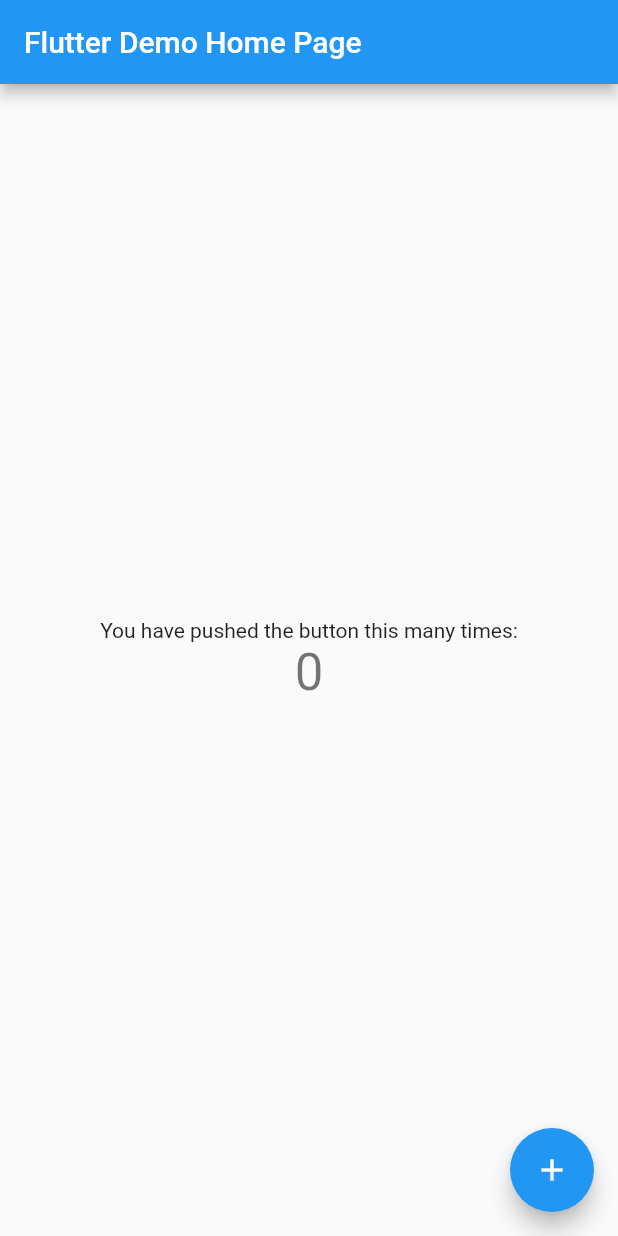
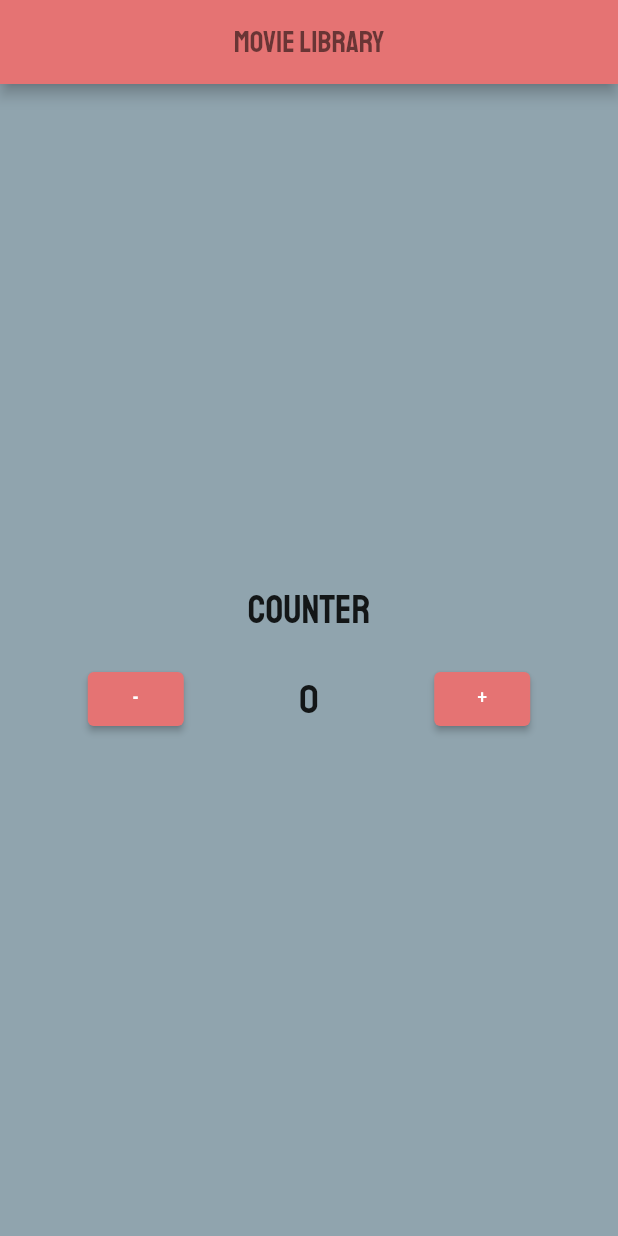
Before and after one commit to DeveshMhatre/learning-flutter, a Flutter app: the screen it shows after launch, on a phone screen of 412 x 824 dp. Run offline on Flutter 3.47's test engine with Material 2 defaults, Android fonts, the phone set to English and light mode, and no system bars.

Commit message:
Create a Counter widget
- Configure the app to use custom fonts
- Add AppBar

```diff
--- a/lib/main.dart
+++ b/lib/main.dart
@@ -1,113 +1,24 @@
 import 'package:flutter/material.dart';
 
-void main() {
-  runApp(MyApp());
-}
+import 'ui/Counter.dart';
+
+void main() => runApp(MyApp());
 
 class MyApp extends StatelessWidget {
-  // This widget is the root of your application.
   @override
   Widget build(BuildContext context) {
     return MaterialApp(
-      title: 'Flutter Demo',
-      theme: ThemeData(
-        // This is the theme of your application.
-        //
-        // Try running your application with "flutter run". You'll see the
-        // application has a blue toolbar. Then, without quitting the app, try
-        // changing the primarySwatch below to Colors.green and then invoke
-        // "hot reload" (press "r" in the console where you ran "flutter run",
-        // or simply save your changes to "hot reload" in a Flutter IDE).
-        // Notice that the counter didn't reset back to zero; the application
-        // is not restarted.
-        primarySwatch: Colors.blue,
-      ),
-      home: MyHomePage(title: 'Flutter Demo Home Page'),
-    );
+        debugShowCheckedModeBanner: false,
+        theme: ThemeData(fontFamily: 'Staat', primaryColor: Colors.red[300]),
+        home: Scaffold(
+            backgroundColor: Colors.blueGrey[300],
+            appBar: AppBar(
+                title: Center(
+                    child: Text(
+              'Movie Library',
+              style: TextStyle(color: Colors.black54),
+            ))),
+            body:
+                Container(margin: const EdgeInsets.all(20), child: Counter())));
   }
 }
-
-class MyHomePage extends StatefulWidget {
-  MyHomePage({Key? key, required this.title}) : super(key: key);
-
-  // This widget is the home page of your application. It is stateful, meaning
-  // that it has a State object (defined below) that contains fields that affect
-  // how it looks.
-
-  // This class is the configuration for the state. It holds the values (in this
-  // case the title) provided by the parent (in this case the App widget) and
-  // used by the build method of the State. Fields in a Widget subclass are
-  // always marked "final".
-
-  final String title;
-
-  @override
-  _MyHomePageState createState() => _MyHomePageState();
-}
-
-class _MyHomePageState extends State<MyHomePage> {
-  int _counter = 0;
-
-  void _incrementCounter() {
-    setState(() {
-      // This call to setState tells the Flutter framework that something has
-      // changed in this State, which causes it to rerun the build method below
-      // so that the display can reflect the updated values. If we changed
-      // _counter without calling setState(), then the build method would not be
-      // called again, and so nothing would appear to happen.
-      _counter++;
-    });
-  }
-
-  @override
-  Widget build(BuildContext context) {
-    // This method is rerun every time setState is called, for instance as done
-    // by the _incrementCounter method above.
-    //
-    // The Flutter framework has been optimized to make rerunning build methods
-    // fast, so that you can just rebuild anything that needs updating rather
-    // than having to individually change instances of widgets.
-    return Scaffold(
-      appBar: AppBar(
-        // Here we take the value from the MyHomePage object that was created by
-        // the App.build method, and use it to set our appbar title.
-        title: Text(widget.title),
-      ),
-      body: Center(
-        // Center is a layout widget. It takes a single child and positions it
-        // in the middle of the parent.
-        child: Column(
-          // Column is also a layout widget. It takes a list of children and
-          // arranges them vertically. By default, it sizes itself to fit its
-          // children horizontally, and tries to be as tall as its parent.
-          //
-          // Invoke "debug painting" (press "p" in the console, choose the
-          // "Toggle Debug Paint" action from the Flutter Inspector in Android
-          // Studio, or the "Toggle Debug Paint" command in Visual Studio Code)
-          // to see the wireframe for each widget.
-          //
-          // Column has various properties to control how it sizes itself and
-          // how it positions its children. Here we use mainAxisAlignment to
-          // center the children vertically; the main axis here is the vertical
-          // axis because Columns are vertical (the cross axis would be
-          // horizontal).
-          mainAxisAlignment: MainAxisAlignment.center,
-          children: <Widget>[
-            Text(
-              'You have pushed the button this many times:',
-            ),
-            Text(
-              '$_counter',
-              style: Theme.of(context).textTheme.headline4,
-            ),
-          ],
-        ),
-      ),
-      floatingActionButton: FloatingActionButton(
-        onPressed: _incrementCounter,
-        tooltip: 'Increment',
-        child: Icon(Icons.add),
-      ), // This trailing comma makes auto-formatting nicer for build methods.
-    );
-  }
-}
--- /dev/null
+++ b/lib/ui/Counter.dart
@@ -0,0 +1,69 @@
+import 'package:flutter/material.dart';
+
+class Counter extends StatefulWidget {
+  const Counter({Key? key}) : super(key: key);
+
+  @override
+  _CounterState createState() => _CounterState();
+}
+
+class _CounterState extends State<Counter> {
+  // State variable and methods
+  int count = 0;
+
+  void incCount() {
+    setState(() {
+      count += 1;
+    });
+  }
+
+  void decCount() {
+    setState(() {
+      count -= 1;
+    });
+  }
+
+  // Styles
+  final TextStyle textStyle = TextStyle(
+    fontSize: 26,
+  );
+
+  final ButtonStyle btnStyle =
+      ElevatedButton.styleFrom(primary: Colors.red[300]);
+
+  @override
+  Widget build(BuildContext context) {
+    return Container(
+      child: Center(
+          child: Column(
+        children: [
+          Text(
+            'Counter',
+            style: textStyle,
+          ),
+          SizedBox(height: 20),
+          Row(
+            children: [
+              ElevatedButton(
+                onPressed: decCount,
+                child: Text('-'),
+                style: btnStyle,
+              ),
+              Text(
+                '$count',
+                style: textStyle,
+              ),
+              ElevatedButton(
+                onPressed: incCount,
+                child: Text('+'),
+                style: btnStyle,
+              )
+            ],
+            mainAxisAlignment: MainAxisAlignment.spaceAround,
+          ),
+        ],
+        mainAxisAlignment: MainAxisAlignment.center,
+      )),
+    );
+  }
+}
```
Also changed, not shown: pubspec.yaml (+5 -62 lines), fonts/Staatliches-Regular.ttf (added).
